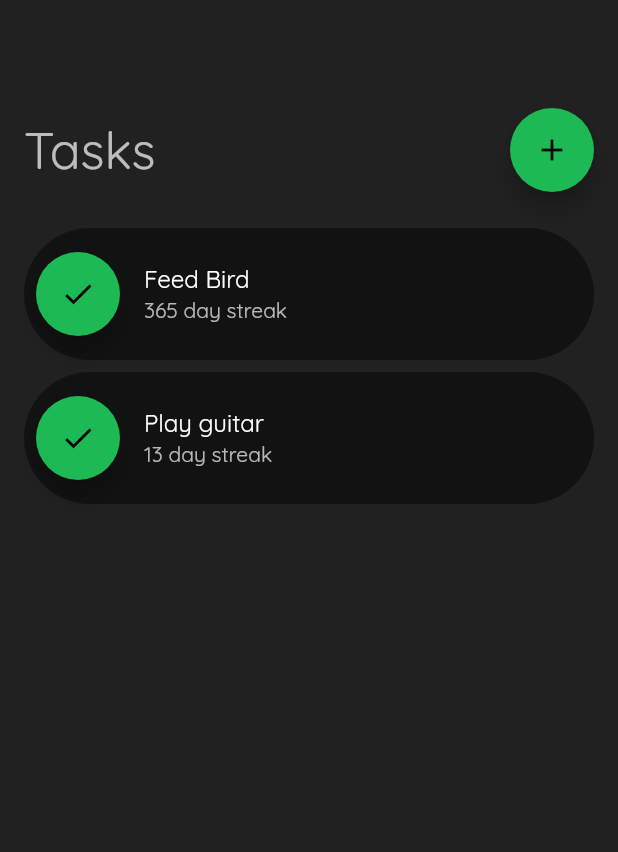
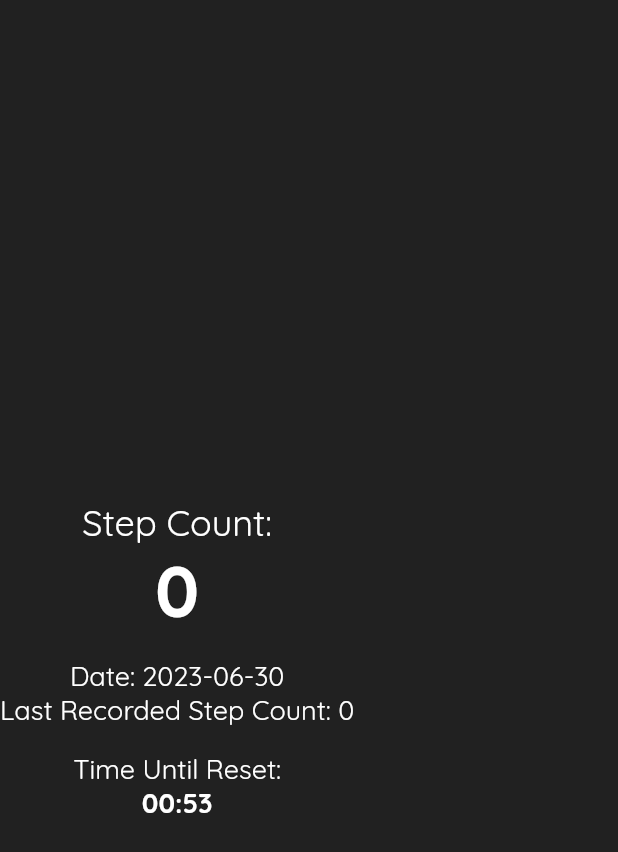
Before and after one commit to valivia/TodoApp, a Flutter app: the screen it shows after launch, on a phone screen of 412 x 824 dp. Shown: the top 852 px of the screen. Run offline on Flutter 3.47's test engine with Material 2 defaults, Android fonts, the phone set to English and light mode, and no system bars; our stand-ins replace pedometer.

Commit message:
stappenteller/ taskview werkt maar niet samen

```diff
--- a/lib/views/home.dart
+++ b/lib/views/home.dart
@@ -1,5 +1,6 @@
 import 'package:flutter/material.dart';
 import 'package:todo_flutter/widgets/task.dart';
+import 'package:todo_flutter/widgets/pedometer.dart';
 
 class MyHomePage extends StatefulWidget {
   const MyHomePage({super.key, required this.title});
@@ -22,7 +23,8 @@ class _MyHomePageState extends State<MyHomePage> {
         shadowColor: Colors.transparent,
         backgroundColor: Theme.of(context).colorScheme.background,
       ),
-      body: TaskListWidget(tasks: tasks),
+      // body: TaskListWidget(tasks: tasks),
+      body: PedometerWidget(),
     );
   }
 }
--- a/lib/widgets/pedometer.dart
+++ b/lib/widgets/pedometer.dart
@@ -2,12 +2,12 @@ import 'package:flutter/material.dart';
 import 'dart:async';
 import 'package:pedometer/pedometer.dart';
 
-class PedometerApp extends StatefulWidget {
+class PedometerWidget extends StatefulWidget {
   @override
-  _PedometerAppState createState() => _PedometerAppState();
+  _PedometerWidgetState createState() => _PedometerWidgetState();
 }
 
-class _PedometerAppState extends State<PedometerApp> {
+class _PedometerWidgetState extends State<PedometerWidget> {
   String _stepCount = '0';
   int _dailyStepCount = 0;
   int _totalStepCount = 0;
@@ -65,13 +65,7 @@ class _PedometerAppState extends State<PedometerApp> {
 
   @override
   Widget build(BuildContext context) {
-    return MaterialApp(
-      home: Scaffold(
-        appBar: AppBar(
-          title: Text('Pedometer App'),
-        ),
-        body: Center(
-          child: Column(
+    return Column(
       mainAxisAlignment: MainAxisAlignment.center,
       children: [
         Text(
@@ -101,13 +95,6 @@ class _PedometerAppState extends State<PedometerApp> {
           style: TextStyle(fontSize: 18, fontWeight: FontWeight.bold),
         ),
       ],
-          ),
-        ),
-      ),
     );
   }
 }
-
-void main() {
-  runApp(PedometerApp());
-}
```
Lines whose indentation alone changed are shown as unchanged.
